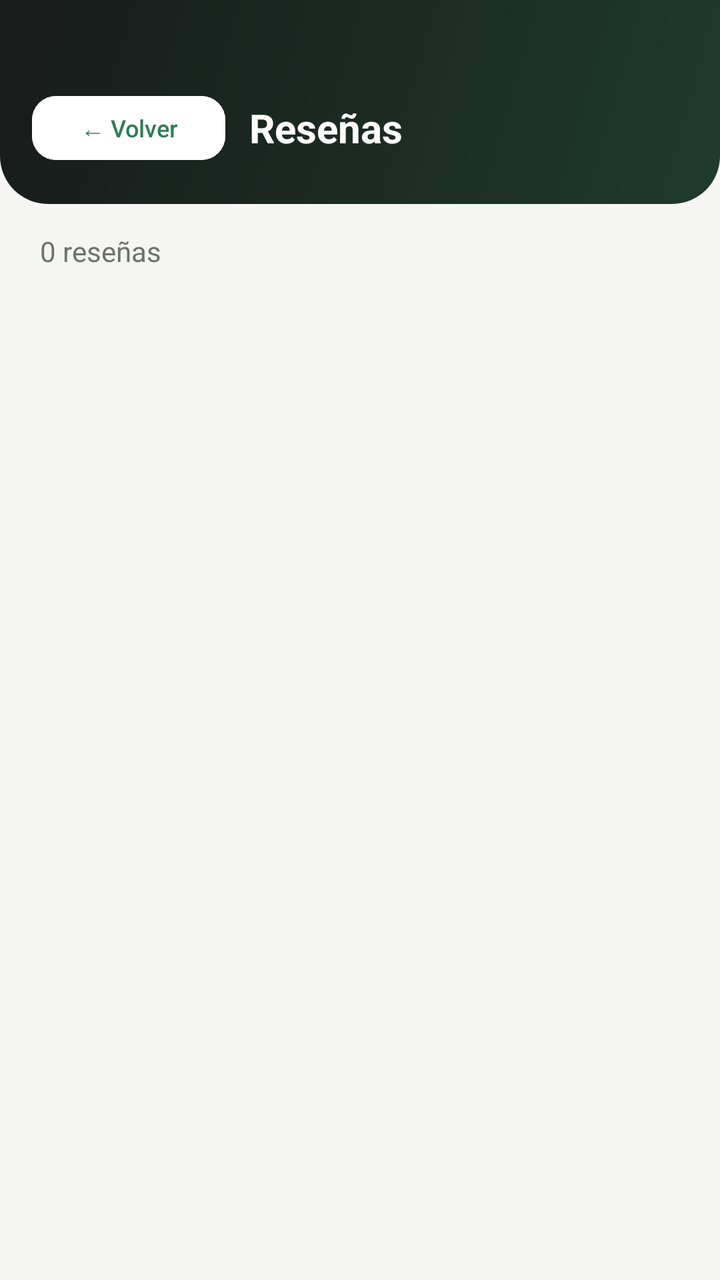
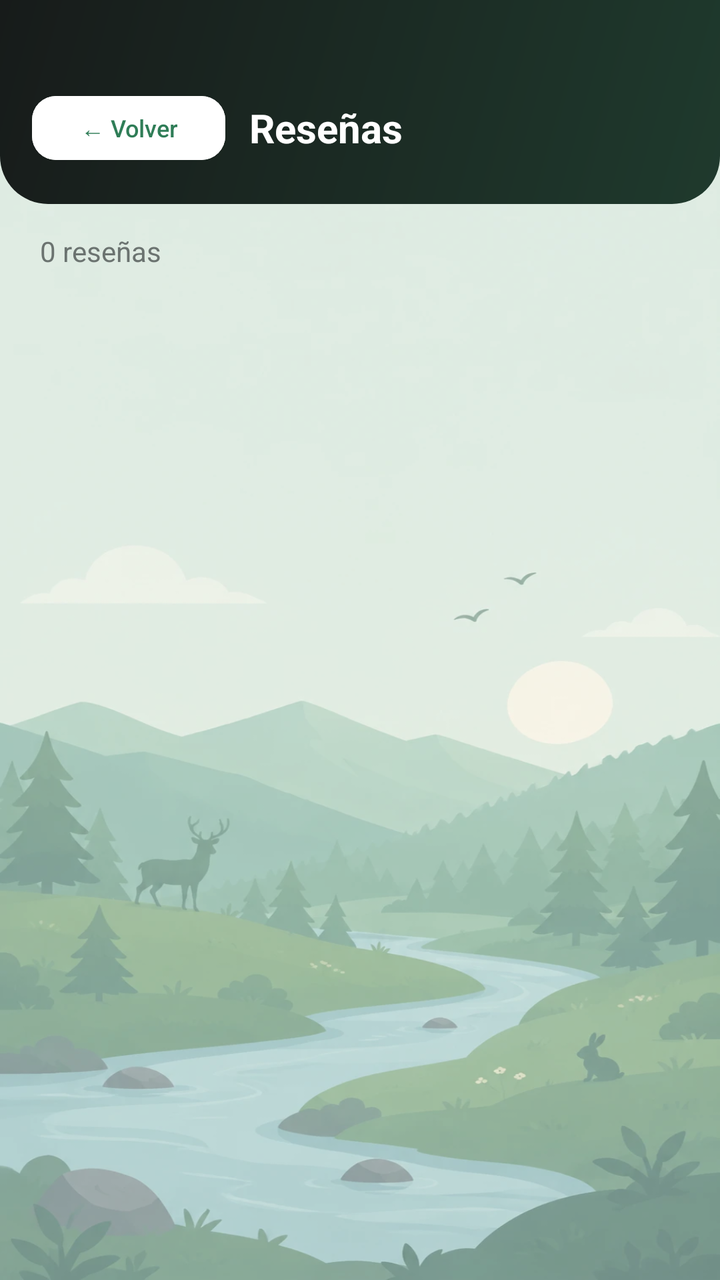

An Android layout rendered at two revisions. The XML below is the earlier revision; the diff shows what the commit changed to produce the second picture.
<!-- AndroidManifest.xml: application theme Theme.RunGuide -->
<!-- res/layout/activity_resenas.xml -->
<?xml version="1.0" encoding="utf-8"?>
<LinearLayout xmlns:android="http://schemas.android.com/apk/res/android"
    android:layout_width="match_parent"
    android:layout_height="match_parent"
    android:orientation="vertical"
    android:background="@color/fondo_app">

    
    <LinearLayout
        android:layout_width="match_parent"
        android:layout_height="wrap_content"
        android:orientation="horizontal"
        android:background="@drawable/bg_header"
        android:paddingTop="44dp"
        android:paddingBottom="18dp"
        android:paddingStart="16dp"
        android:paddingEnd="16dp"
        android:gravity="center_vertical">

        <Button
            android:id="@+id/btnVolverResenas"
            android:layout_width="wrap_content"
            android:layout_height="40dp"
            android:text="@string/volver"
            android:textSize="12sp"
            android:textAllCaps="false"
            android:backgroundTint="#FFFFFF"
            android:textColor="@color/verde_primario"
            android:layout_marginEnd="12dp"/>

        <TextView
            android:id="@+id/tvTituloResenas"
            android:layout_width="0dp"
            android:layout_weight="1"
            android:layout_height="wrap_content"
            android:text="@string/resenas"
            android:textSize="20sp"
            android:textStyle="bold"
            android:textColor="#FFFFFF"/>

    </LinearLayout>

    
    <TextView
        android:id="@+id/tvContadorResenas"
        android:layout_width="match_parent"
        android:layout_height="wrap_content"
        android:text="@string/resenas_cero"
        android:textSize="14sp"
        android:textColor="@color/texto_secundario"
        android:paddingStart="20dp"
        android:paddingEnd="20dp"
        android:paddingTop="14dp"
        android:paddingBottom="6dp"/>

    
    <androidx.recyclerview.widget.RecyclerView
        android:id="@+id/recyclerResenas"
        android:layout_width="match_parent"
        android:layout_height="match_parent"
        android:clipToPadding="false"
        android:paddingBottom="16dp"
        android:layoutAnimation="@anim/layout_entrada"/>

</LinearLayout>
<!-- resources referenced by this layout -->
<resources>
  <color name="fondo_app">#F5F6F4</color>
  <color name="texto_secundario">#6B7370</color>
  <color name="verde_primario">#2F7D57</color>
  <string name="resenas">Reseñas</string>
  <string name="resenas_cero">0 reseñas</string>
  <string name="volver">← Volver</string>
  <style name="Theme.RunGuide" parent="Base.Theme.RunGuide" />
  <style name="Base.Theme.RunGuide" parent="Theme.Material3.DayNight.NoActionBar">
          <item name="colorPrimary">@color/verde_primario</item>
          <item name="colorOnPrimary">@color/white</item>
          <item name="colorPrimaryContainer">@color/verde_claro</item>
          <item name="colorOnPrimaryContainer">@color/verde_oscuro</item>
          <item name="colorSecondary">@color/amarillo</item>
          <item name="colorOnSecondary">@color/negro_carbon</item>
          <item name="colorSecondaryContainer">@color/amarillo_claro</item>
          <item name="colorOnSecondaryContainer">@color/amarillo_texto</item>
          <item name="colorOutline">@color/borde</item>
          <item name="colorSurface">@color/superficie</item>
          <item name="colorOnSurface">@color/texto_principal</item>
          <item name="android:colorBackground">@color/fondo_app</item>
          <item name="android:textColorPrimary">@color/texto_principal</item>
          <item name="android:textColorSecondary">@color/texto_secundario</item>
          <item name="android:statusBarColor">@color/negro_carbon</item>
          <item name="android:windowLightStatusBar">false</item>
          <item name="materialButtonStyle">@style/Widget.RunGuide.Button</item>
          <item name="shapeAppearanceSmallComponent">@style/ShapeAppearance.RunGuide.Small</item>
          <item name="shapeAppearanceMediumComponent">@style/ShapeAppearance.RunGuide.Medium</item>
      </style>
  <color name="white">#FFFFFFFF</color>
  <color name="verde_claro">#E7F0EA</color>
  <color name="verde_oscuro">#1F5A3F</color>
  <color name="amarillo">#E8B93C</color>
  <color name="negro_carbon">#171B1A</color>
  <color name="amarillo_claro">#FAF1D6</color>
  <color name="amarillo_texto">#6B5200</color>
  <color name="borde">#E2E6E3</color>
  <color name="superficie">#FFFFFF</color>
  <color name="texto_principal">#1A1D1C</color>
  <style name="Widget.RunGuide.Button" parent="Widget.Material3.Button">
          <item name="cornerRadius">12dp</item>
          <item name="android:textAllCaps">false</item>
          <item name="android:letterSpacing">0</item>
          <item name="android:textSize">14sp</item>
          <item name="android:stateListAnimator">@null</item>
      </style>
  <style name="ShapeAppearance.RunGuide.Small" parent="ShapeAppearance.Material3.SmallComponent">
          <item name="cornerFamily">rounded</item>
          <item name="cornerSize">12dp</item>
      </style>
  <style name="ShapeAppearance.RunGuide.Medium" parent="ShapeAppearance.Material3.MediumComponent">
          <item name="cornerFamily">rounded</item>
          <item name="cornerSize">18dp</item>
      </style>
  <!-- unchanged entries left out for length: 1 -->
</resources>

<!-- the commit's change to res/layout/activity_resenas.xml (unified diff, before → after) -->
@@ -3,7 +3,7 @@
     android:layout_width="match_parent"
     android:layout_height="match_parent"
     android:orientation="vertical"
-    android:background="@color/fondo_app">
+    android:background="@android:color/transparent">
 
     
     <LinearLayout
<!-- resource entries referenced after the edit -->
@@ -1,6 +1,21 @@
 <!-- resources referenced by this layout -->
 <resources>
   <color name="fondo_app">#F5F6F4</color>
+  <!-- drawable fondo_app (drawable) -->
+  <?xml version="1.0" encoding="utf-8"?>
+  <layer-list xmlns:android="http://schemas.android.com/apk/res/android">
+      <item android:drawable="@color/fondo_app" />
+      <item>
+          <bitmap
+              android:src="@drawable/fondo_paisaje"
+              android:gravity="fill" />
+      </item>
+      <item>
+          <shape android:shape="rectangle">
+              <solid android:color="@color/velo_fondo" />
+          </shape>
+      </item>
+  </layer-list>
   <color name="texto_secundario">#6B7370</color>
   <color name="verde_primario">#2F7D57</color>
   <string name="resenas">Reseñas</string>
@@ -20,6 +35,7 @@
           <item name="colorSurface">@color/superficie</item>
           <item name="colorOnSurface">@color/texto_principal</item>
           <item name="android:colorBackground">@color/fondo_app</item>
+          <item name="android:windowBackground">@drawable/fondo_app</item>
           <item name="android:textColorPrimary">@color/texto_principal</item>
           <item name="android:textColorSecondary">@color/texto_secundario</item>
           <item name="android:statusBarColor">@color/negro_carbon</item>
@@ -53,6 +69,8 @@
           <item name="cornerFamily">rounded</item>
           <item name="cornerSize">18dp</item>
       </style>
+  <!-- drawable fondo_paisaje: webp bitmap (drawable-nodpi, 37966 bytes) -->
+  <color name="velo_fondo">#4DF5F6F4</color>
   <!-- unchanged entries left out for length: 1 -->
 </resources>
 
